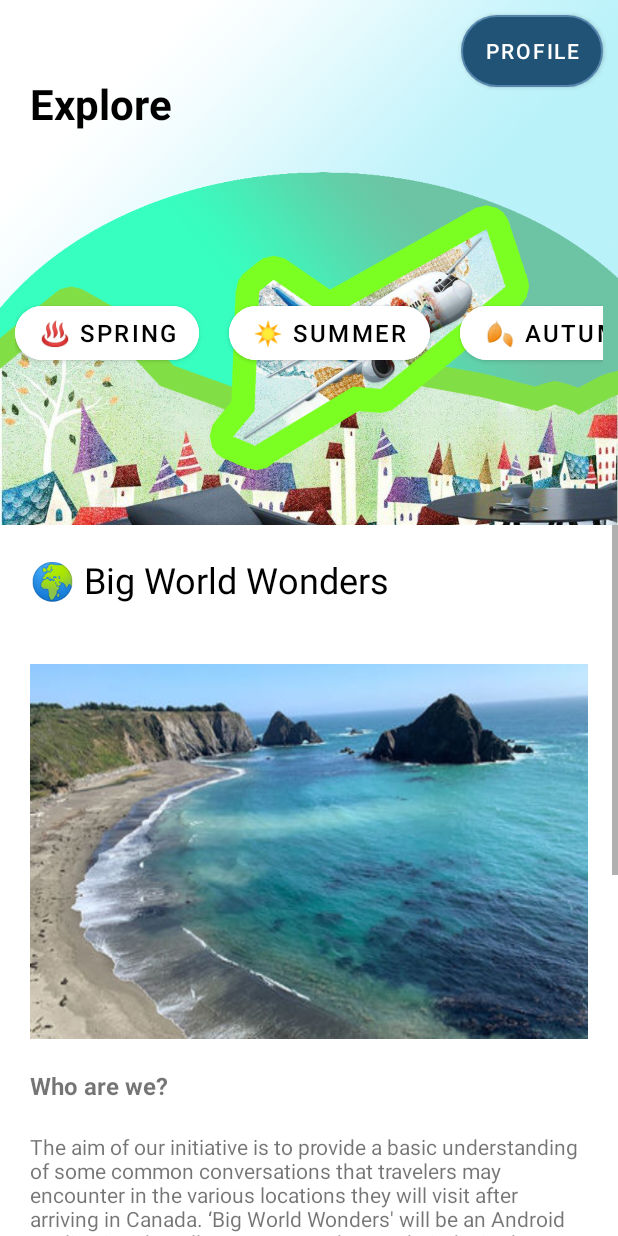
After one commit to divterste/TourGuidesV2.0, an Android app: the IndexActivity screen opened directly, with no data from a screen before it, on a phone screen of 412 x 824 dp. The commit adds this screen. Run offline under Robolectric (Android 15) with nearby library versions, the phone set to English and light mode, and no system bars.

Commit message:
git init git remote add origin https://github.com/divterste/TourGuidesV2.0.git git add . git commit -m "first commit" git push -u origin master

```diff
--- a/app/src/main/AndroidManifest.xml
+++ b/app/src/main/AndroidManifest.xml
@@ -13,6 +13,9 @@
         android:supportsRtl="true"
         android:theme="@style/Theme.TourGuidesV20"
         tools:targetApi="31">
+        <activity
+            android:name=".IndexActivity"
+            android:exported="false" />
         <activity
             android:name=".HomePage"
             android:exported="false" />
--- a/app/src/main/java/sam/lambton/tourguidesv20/DatabaseHelper.kt
+++ b/app/src/main/java/sam/lambton/tourguidesv20/DatabaseHelper.kt
@@ -45,6 +45,25 @@ class DatabaseHelper(context: Context) : SQLiteOpenHelper(context, DATABASE_NAME
         return insert != -1L
     }
 
+    fun loginValidation(signUpModel: SignUpModel): Boolean{
+        val dbRead : SQLiteDatabase = this.readableDatabase
+        val cursor: Cursor = dbRead.rawQuery("SELECT * FROM SIGNUP", null)
+
+        if(cursor.moveToFirst()) {
+            do {
+                val email: String = cursor.getString(1)
+                val password: String = cursor.getString(3)
+
+                if((email == signUpModel.email) and (password == signUpModel.password))
+                {
+                    cursor.close()
+                    return true
+                }
+            } while (cursor.moveToNext())
+        }
+        return false
+    }
+
     override fun onUpgrade(db: SQLiteDatabase?, oldVersion: Int, newVersion: Int) {
         TODO("Not yet implemented")
     }
--- /dev/null
+++ b/app/src/main/java/sam/lambton/tourguidesv20/IndexActivity.kt
@@ -0,0 +1,11 @@
+package sam.lambton.tourguidesv20
+
+import androidx.appcompat.app.AppCompatActivity
+import android.os.Bundle
+
+class IndexActivity : AppCompatActivity() {
+    override fun onCreate(savedInstanceState: Bundle?) {
+        super.onCreate(savedInstanceState)
+        setContentView(R.layout.activity_index)
+    }
+}
--- a/app/src/main/java/sam/lambton/tourguidesv20/LoginActivity.kt
+++ b/app/src/main/java/sam/lambton/tourguidesv20/LoginActivity.kt
@@ -1,8 +1,10 @@
 package sam.lambton.tourguidesv20
 
+import android.content.Intent
 import androidx.appcompat.app.AppCompatActivity
 import android.os.Bundle
 import android.widget.Button
+import android.widget.EditText
 import android.widget.Toast
 
 class LoginActivity : AppCompatActivity() {
@@ -11,8 +13,19 @@ class LoginActivity : AppCompatActivity() {
         setContentView(R.layout.activity_login)
 
         val btnLogin : Button = findViewById(R.id.login)
+        val etEmail: EditText? = findViewById(R.id.email)
+        val etPassword: EditText? = findViewById(R.id.password)
         btnLogin.setOnClickListener {
-            Toast.makeText(this, "Login button clicked", Toast.LENGTH_LONG).show()
+            val databaseHelper: DatabaseHelper = DatabaseHelper(this)
+            val signUpModel: SignUpModel =
+                SignUpModel(-1, etEmail?.text.toString(), "", etPassword?.text.toString())
+
+            if(databaseHelper.loginValidation(signUpModel)){
+                val intent = Intent(applicationContext, IndexActivity::class.java)
+                startActivity(intent)
+            } else {
+                Toast.makeText(this, "Username/Password Invalid", Toast.LENGTH_SHORT).show()
+            }
         }
     }
 }
--- a/app/src/main/res/drawable/buttonstyle.xml
+++ b/app/src/main/res/drawable/button_style.xml
@@ -5,7 +5,7 @@
         android:width="1dp"
         android:color="@color/light_blue" />
     <corners
-        android:radius="20dp" />
+        android:radius="50dp" />
     <solid
         android:color="@color/navy_blue"
         android:paddingLeft="6dp"
--- /dev/null
+++ b/app/src/main/res/layout/activity_index.xml
@@ -0,0 +1,256 @@
+<?xml version="1.0" encoding="utf-8"?>
+<androidx.constraintlayout.widget.ConstraintLayout xmlns:android="http://schemas.android.com/apk/res/android"
+    xmlns:app="http://schemas.android.com/apk/res-auto"
+    xmlns:tools="http://schemas.android.com/tools"
+    android:layout_width="match_parent"
+    android:layout_height="match_parent"
+    tools:context=".IndexActivity"
+    android:id="@+id/parent">
+
+    <FrameLayout
+        android:id="@+id/flTop"
+        android:layout_width="match_parent"
+        android:layout_height="350dp"
+        app:layout_constraintTop_toTopOf="parent"
+        app:layout_constraintLeft_toLeftOf="parent"
+        android:background="@drawable/background">
+
+        <androidx.constraintlayout.widget.ConstraintLayout
+            android:id="@+id/clBanner"
+            android:layout_width="match_parent"
+            android:layout_height="match_parent">
+
+            <TextView
+                android:id="@+id/tvExplore"
+                android:layout_width="wrap_content"
+                android:layout_height="wrap_content"
+                android:text="Explore"
+                app:layout_constraintLeft_toLeftOf="parent"
+                app:layout_constraintTop_toTopOf="parent"
+                android:paddingTop="50dp"
+                android:paddingLeft="20dp"
+                android:textStyle="bold"
+                android:textSize="28sp"
+                android:textColor="@color/black"/>
+
+            <Button
+                android:layout_width="wrap_content"
+                android:layout_height="wrap_content"
+                android:text="Profile"
+                android:background="@drawable/button_style"
+                app:backgroundTint="@null"
+                app:layout_constraintRight_toRightOf="parent"
+                app:layout_constraintTop_toTopOf="parent"
+                android:layout_margin="10dp"/>
+
+            <HorizontalScrollView
+                app:layout_constraintTop_toBottomOf="@id/tvExplore"
+                android:layout_width="match_parent"
+                android:layout_height="wrap_content"
+                android:padding="10dp"
+                android:layout_marginTop="100dp"
+                android:scrollbars="none">
+
+                <LinearLayout
+                    android:layout_width="wrap_content"
+                    android:layout_height="wrap_content"
+                    android:orientation="horizontal">
+
+                    <com.google.android.material.button.MaterialButton
+                        android:layout_width="wrap_content"
+                        android:layout_height="wrap_content"
+                        android:layout_marginRight="20dp"
+                        android:text="♨️ Spring"
+                        android:textSize="16sp"
+                        android:textColor="@color/black"
+                        android:backgroundTint="@color/white"
+                        app:cornerRadius="24dp" />
+
+                    <com.google.android.material.button.MaterialButton
+                        android:layout_width="wrap_content"
+                        android:layout_height="wrap_content"
+                        android:layout_marginRight="20dp"
+                        android:text="☀️ Summer"
+                        android:textSize="16sp"
+                        android:textColor="@color/black"
+                        android:backgroundTint="@color/white"
+                        app:cornerRadius="24dp" />
+
+                    <com.google.android.material.button.MaterialButton
+                        android:layout_width="wrap_content"
+                        android:layout_height="wrap_content"
+                        android:layout_marginRight="20dp"
+                        android:text="🍂 Autumn"
+                        android:textSize="16sp"
+                        android:textColor="@color/black"
+                        android:backgroundTint="@color/white"
+                        app:cornerRadius="24dp" />
+
+                    <com.google.android.material.button.MaterialButton
+                        android:layout_width="wrap_content"
+                        android:layout_height="wrap_content"
+                        android:layout_marginRight="20dp"
+                        android:text="❄️ Winter"
+                        android:textSize="16sp"
+                        android:textColor="@color/black"
+                        android:backgroundTint="@color/white"
+                        app:cornerRadius="24dp" />
+
+                </LinearLayout>
+
+            </HorizontalScrollView>
+
+        </androidx.constraintlayout.widget.ConstraintLayout>
+
+    </FrameLayout>
+
+    <ScrollView
+        android:layout_width="match_parent"
+        android:layout_height="0dp"
+        app:layout_constraintTop_toBottomOf="@id/flTop"
+        app:layout_constraintLeft_toLeftOf="@id/flTop"
+        app:layout_constraintBottom_toBottomOf="@id/parent">
+
+        <LinearLayout
+            android:layout_width="match_parent"
+            android:layout_height="0dp"
+            android:orientation="vertical">
+
+            <TextView
+                android:layout_width="match_parent"
+                android:layout_height="wrap_content"
+                android:text="🌍 Big World Wonders"
+                android:textSize="24sp"
+                android:layout_margin="20dp"
+                android:textColor="@color/black"/>
+
+
+            <ImageButton
+                android:layout_width="match_parent"
+                android:layout_height="250dp"
+                android:layout_margin="20dp"
+                android:background="@color/white"
+                android:src="@drawable/summer"
+                android:scaleType="fitXY"/>
+
+            <TextView
+                android:layout_width="match_parent"
+                android:layout_height="wrap_content"
+                android:text="Who are we?"
+                android:layout_marginLeft="20dp"
+                android:textStyle="bold"
+                android:textSize="16sp"/>
+
+            <TextView
+                android:layout_width="match_parent"
+                android:layout_height="wrap_content"
+                android:text="The aim of our initiative is to provide a basic understanding of some common conversations that travelers may encounter in the various locations they will visit after arriving in Canada. ‘Big World Wonders' will be an Android application that allows users to choose their desired package and destination. Summer and winter sessional trips will be available through the application. The mobile app also has login and signup features, and it will ask for your preferences, such as whether you want to go on a family trip, an individual excursion, or a group tour. "
+                android:layout_margin="20dp"/>
+
+            <TextView
+                android:layout_width="match_parent"
+                android:layout_height="wrap_content"
+                android:text="📦 Our Packages"
+                android:textSize="24sp"
+                android:layout_marginLeft="20dp"
+                android:layout_marginTop="20dp"
+                android:textColor="@color/black"/>
+
+
+            <HorizontalScrollView
+                app:layout_constraintTop_toBottomOf="@id/tvExplore"
+                android:layout_width="match_parent"
+                android:layout_height="wrap_content"
+                android:layout_marginTop="20dp"
+                android:layout_marginBottom="20dp"
+                android:scrollbars="none">
+
+                <LinearLayout
+                    android:layout_width="wrap_content"
+                    android:layout_height="wrap_content"
+                    android:orientation="horizontal">
+
+                    <LinearLayout
+                        android:layout_width="wrap_content"
+                        android:layout_height="wrap_content"
+                        android:orientation="vertical">
+
+                        <ImageButton
+                            android:layout_width="300dp"
+                            android:layout_height="200dp"
+                            android:layout_margin="20dp"
+                            android:elevation="20dp"
+                            android:background="@color/white"
+                            android:src="@drawable/summer"
+                            android:scaleType="fitXY"/>
+
+                        <TextView
+                            android:layout_width="match_parent"
+                            android:layout_height="wrap_content"
+                            android:text="☀️ SUMMER"
+                            android:textStyle="bold"
+                            android:textAlignment="center"
+                            android:layout_marginBottom="20dp"
+                            android:textSize="16sp"/>
+
+                    </LinearLayout>
+
+                    <LinearLayout
+                        android:layout_width="wrap_content"
+                        android:layout_height="wrap_content"
+                        android:orientation="vertical">
+
+                        <ImageButton
+                            android:layout_width="300dp"
+                            android:layout_height="200dp"
+                            android:layout_margin="20dp"
+                            android:elevation="20dp"
+                            android:background="@color/white"
+                            android:src="@drawable/winter"
+                            android:scaleType="fitXY"/>
+
+                        <TextView
+                            android:layout_width="match_parent"
+                            android:layout_height="wrap_content"
+                            android:text="❄️ WINTER"
+                            android:textStyle="bold"
+                            android:textAlignment="center"
+                            android:layout_marginBottom="20dp"
+                            android:textSize="16sp"/>
+
+                    </LinearLayout>
+
+                    <LinearLayout
+                        android:layout_width="wrap_content"
+                        android:layout_height="wrap_content"
+                        android:orientation="vertical">
+
+                        <ImageButton
+                            android:layout_width="300dp"
+                            android:layout_height="200dp"
+                            android:layout_margin="20dp"
+                            android:elevation="20dp"
+                            android:background="@color/white"
+                            android:src="@drawable/custom"
+                            android:scaleType="fitXY"/>
+
+                        <TextView
+                            android:layout_width="match_parent"
+                            android:layout_height="wrap_content"
+                            android:text="⚙️ CUSTOM"
+                            android:textStyle="bold"
+                            android:textAlignment="center"
+                            android:layout_marginBottom="20dp"
+                            android:textSize="16sp"/>
+
+                    </LinearLayout>
+
+                </LinearLayout>
+
+            </HorizontalScrollView>
+
+        </LinearLayout>
+
+    </ScrollView>
+
+</androidx.constraintlayout.widget.ConstraintLayout>
--- a/app/src/main/res/layout/activity_login.xml
+++ b/app/src/main/res/layout/activity_login.xml
@@ -69,7 +69,7 @@
         android:text="Login"
         android:textStyle="bold"
         android:padding="10dp"
-        android:background="@drawable/buttonstyle"/>
+        android:background="@drawable/button_style"/>
 
     <TextView
         android:layout_width="wrap_content"
--- a/app/src/main/res/layout/activity_main.xml
+++ b/app/src/main/res/layout/activity_main.xml
@@ -81,7 +81,7 @@
         android:text="Signup"
         android:textStyle="bold"
         android:padding="10dp"
-        android:background="@drawable/buttonstyle"/>
+        android:background="@drawable/button_style"/>
 
     <TextView
         android:id="@+id/gotoSignIn"
```
Also changed, not shown: app/src/main/res/drawable-v24/background.png (added), app/src/main/res/drawable-v24/custom.png (added), app/src/main/res/drawable-v24/explore.png (added), app/src/main/res/drawable-v24/summer.jpeg (added), app/src/main/res/drawable-v24/winter.jpeg (added).
